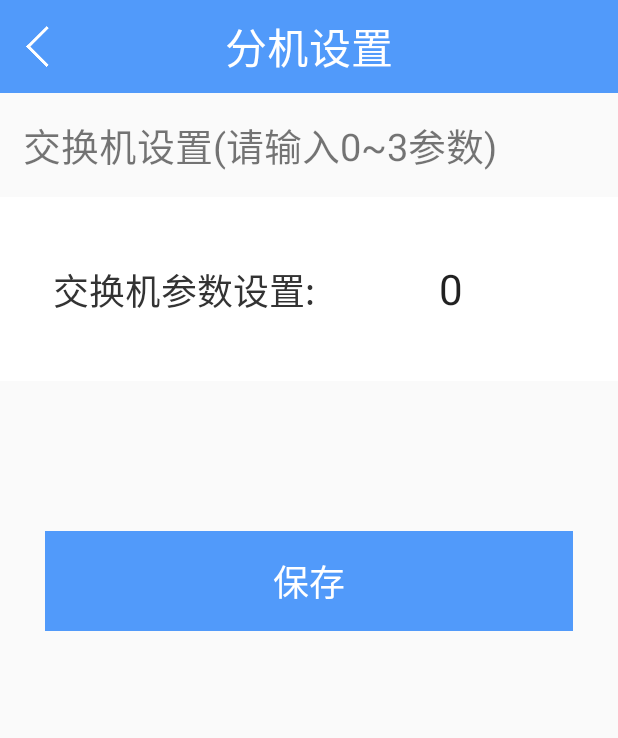
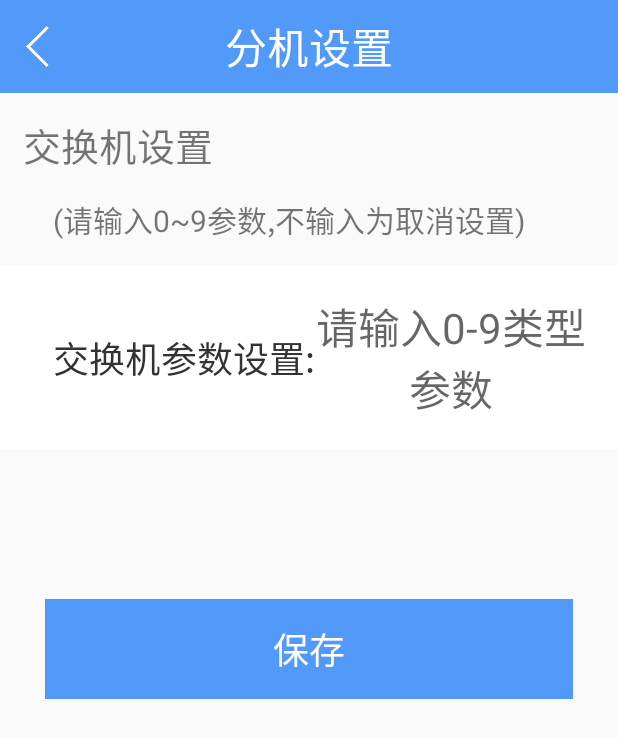
Before and after one commit to hcd2016/TelePhoneDesktop, an Android app: the TelephoneSettingActivity screen opened directly, with no data from a screen before it, on a phone screen of 412 x 824 dp. Shown: the top 738 px of the screen. Run offline under Robolectric (Android 15) with nearby library versions, the phone set to English and light mode, and no system bars; our stand-ins replace ButterKnife, EventBus; libraries missing offline, so code that uses them is left out: com.chad.library.

Commit message:
交换机

```diff
--- a/app/src/main/java/com/desktop/telephone/telephonedesktop/desktop/Activity/TelephoneSettingActivity.java
+++ b/app/src/main/java/com/desktop/telephone/telephonedesktop/desktop/Activity/TelephoneSettingActivity.java
@@ -49,7 +49,7 @@ public class TelephoneSettingActivity extends BaseActivity {
 //        } else {
 //            rbShow.setChecked(false);
 //        }
-        int time = SPUtil.getInstance().getInteger(SPUtil.KEY_INTERCHANGER_SETTING);
+        String time = SPUtil.getString(SPUtil.KEY_INTERCHANGER_SETTING);
         etInterchanger.setText(time + "");
         etInterchanger.setSelection(etInterchanger.getText().toString().length());
     }
@@ -61,10 +61,10 @@ public class TelephoneSettingActivity extends BaseActivity {
                 finish();
                 break;
             case R.id.tv_save://保存
-                if (TextUtils.isEmpty(etInterchanger.getText().toString())) {
-                    Utils.Toast("交换机参数不能为空");
-                    return;
-                }
+//                if (TextUtils.isEmpty(etInterchanger.getText().toString())) {
+//                    Utils.Toast("交换机参数不能为空");
+//                    return;
+//                }
 //                SPUtil.getInstance().saveBoolean(SPUtil.KEY_IS_SHOW_COMMING_CALL_NUM, rbShow.isChecked());
 //                if (rbShow.isChecked()) {
 //                    CallUtil.showCallerIds(this, 1);
@@ -72,8 +72,8 @@ public class TelephoneSettingActivity extends BaseActivity {
 //                    CallUtil.showCallerIds(this, 0);
 //                }
                 String s = etInterchanger.getText().toString();
-                SPUtil.getInstance().saveInteger(SPUtil.KEY_INTERCHANGER_SETTING, Integer.parseInt(s));
-                CallUtil.interchangerSetting(this, Integer.parseInt(s));
+                SPUtil.saveString(SPUtil.KEY_INTERCHANGER_SETTING, s);
+                CallUtil.interchangerSetting(this, s);
                 Utils.Toast("保存成功");
                 break;
         }
--- a/app/src/main/java/com/desktop/telephone/telephonedesktop/util/CallUtil.java
+++ b/app/src/main/java/com/desktop/telephone/telephonedesktop/util/CallUtil.java
@@ -35,7 +35,7 @@ public class CallUtil {
         } else {
             isHandFree = false;
         }
-        int i = SPUtil.getInstance().getInteger(SPUtil.KEY_INTERCHANGER_SETTING);
+        String i = SPUtil.getString(SPUtil.KEY_INTERCHANGER_SETTING);
         Intent intent = new Intent();
         intent.setAction("com.tongen.Tel.APPLICATION_CALL");
         intent.putExtra("phoneNumber", i+"P" + phoneNum);
@@ -98,7 +98,7 @@ public class CallUtil {
     /**
      * 交换机设置提交
      */
-    public static void interchangerSetting(Context context, int time) {
+    public static void interchangerSetting(Context context, String time) {
         Intent intent = new Intent();
         intent.putExtra("time",time);
         intent.setAction("com.tongen.action.switch.time");
--- a/app/src/main/res/layout/activity_telephone_setting.xml
+++ b/app/src/main/res/layout/activity_telephone_setting.xml
@@ -78,8 +78,15 @@
         android:layout_width="match_parent"
         android:layout_height="wrap_content"
         android:padding="15dp"
-        android:text="交换机设置(请输入0~3参数)"
+        android:text="交换机设置"
         android:textSize="25sp" />
+    <TextView
+        android:paddingBottom="15dp"
+        android:paddingLeft="35dp"
+        android:textSize="20sp"
+        android:text="(请输入0~9参数,不输入为取消设置)"
+        android:layout_width="match_parent"
+        android:layout_height="wrap_content" />
 
     <LinearLayout
         android:padding="20dp"
@@ -101,11 +108,11 @@
             android:background="@null"
             android:id="@+id/et_interchanger"
             android:text="0"
-            android:digits="0123"
+            android:digits="0123456789"
             android:layout_width="match_parent"
             android:layout_height="wrap_content"
             android:gravity="center"
-            android:hint="请输入0-3类型参数"
+            android:hint="请输入0-9类型参数"
             android:textSize="28sp" />
     </LinearLayout>
 
--- a/app/src/main/res/layout/fragment_audio_record.xml
+++ b/app/src/main/res/layout/fragment_audio_record.xml
@@ -5,13 +5,15 @@
     xmlns:app="http://schemas.android.com/apk/res-auto"
     android:orientation="vertical">
     <com.google.android.exoplayer2.ui.PlayerView
+        android:background="@color/colorPrimary"
+        android:visibility="gone"
         app:auto_show="true"
         app:controller_layout_id="@layout/custom_playback_control"
         app:repeat_toggle_modes="all"
         app:show_timeout="10000000"
         android:id="@+id/player_view"
         android:layout_width="match_parent"
-        android:layout_height="100dp" />
+        android:layout_height="80dp" />
     <android.support.v7.widget.RecyclerView
         android:id="@+id/recycleView"
         android:layout_width="match_parent"
```
Also changed, not shown: app/src/main/java/com/desktop/telephone/telephonedesktop/desktop/fragment/AudioRecordFragment.java (+12 -1 lines), app/src/main/res/layout/custom_playback_control.xml (+10 -9 lines), app/src/main/res/drawable-xxhdpi/close_x_white.png (added).
